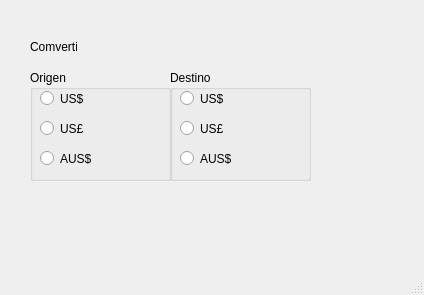
Qt form src/vista/current-convert.ui (PieroMSL/CurrencyConvert) before a commit.
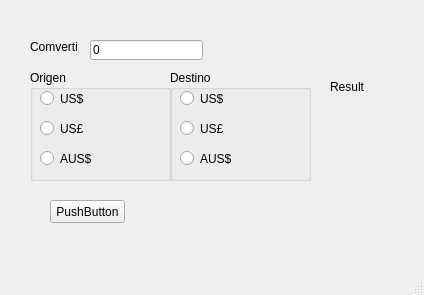
The same form after that commit.

The edit to the form file:
```diff
--- a/src/vista/current-convert.ui
+++ b/src/vista/current-convert.ui
@@ -131,6 +131,45 @@
      <string>Comvertir</string>
     </property>
    </widget>
+   <widget class="QPushButton" name="pushButton">
+    <property name="geometry">
+     <rect>
+      <x>50</x>
+      <y>200</y>
+      <width>75</width>
+      <height>23</height>
+     </rect>
+    </property>
+    <property name="text">
+     <string>PushButton</string>
+    </property>
+   </widget>
+   <widget class="QLabel" name="label_2">
+    <property name="geometry">
+     <rect>
+      <x>330</x>
+      <y>80</y>
+      <width>47</width>
+      <height>13</height>
+     </rect>
+    </property>
+    <property name="text">
+     <string>Result</string>
+    </property>
+   </widget>
+   <widget class="QLineEdit" name="lineEdit">
+    <property name="geometry">
+     <rect>
+      <x>90</x>
+      <y>40</y>
+      <width>113</width>
+      <height>20</height>
+     </rect>
+    </property>
+    <property name="text">
+     <string>0</string>
+    </property>
+   </widget>
   </widget>
   <widget class="QMenuBar" name="menubar">
    <property name="geometry">
```
